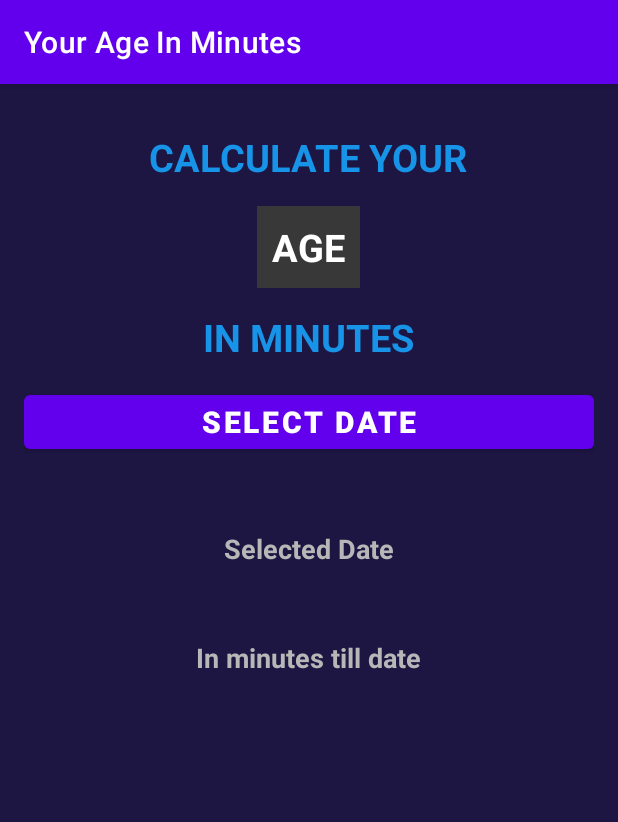
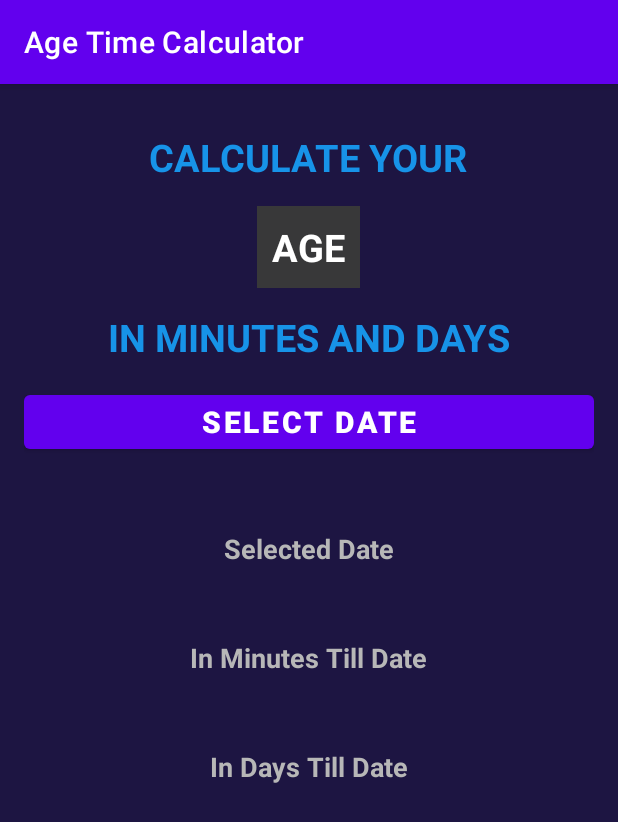
Before and after one commit to 196Sebastian/Age-in-Minutes, an Android app: the screen it shows after launch (MainActivity), on a phone screen of 412 x 824 dp. Shown: the top 822 px of the screen. Run offline under Robolectric (Android 15) with nearby library versions, the phone set to English and light mode, and no system bars.

Commit message:
Added a feature where you can also see days till date & updated styling

```diff
--- a/app/src/main/res/layout/activity_main.xml
+++ b/app/src/main/res/layout/activity_main.xml
@@ -35,7 +35,7 @@
         android:layout_width="wrap_content"
         android:layout_height="wrap_content"
         android:layout_marginTop="15dp"
-        android:text="IN MINUTES"
+        android:text="IN MINUTES AND DAYS"
         android:textColor="@color/textColor"
         android:textSize="25sp"
         android:textStyle="bold" />
@@ -79,8 +79,26 @@
         android:layout_width="wrap_content"
         android:layout_height="wrap_content"
         android:layout_marginTop="3dp"
-        android:text="In minutes till date"
+        android:text="In Minutes Till Date"
         android:textColor="@color/lightGrayTextColor"
         android:textSize="18sp"
         android:textStyle="bold" />
-</LinearLayout>
+
+    <TextView
+        android:id="@+id/tvSelectedDateInDays"
+        android:layout_width="wrap_content"
+        android:layout_height="wrap_content"
+        android:layout_marginTop="20dp"
+        android:textColor="#1793e8"
+        android:textSize="18sp" />
+
+    <TextView
+        android:layout_width="wrap_content"
+        android:layout_height="wrap_content"
+        android:layout_marginTop="3dp"
+        android:text="In Days Till Date"
+        android:textColor="@color/lightGrayTextColor"
+        android:textSize="18sp"
+        android:textStyle="bold" />
+
+    </LinearLayout>
--- a/app/src/main/res/values/strings.xml
+++ b/app/src/main/res/values/strings.xml
@@ -1,3 +1,3 @@
 <resources>
-    <string name="app_name">Your Age In Minutes</string>
+    <string name="app_name">Age Time Calculator</string>
 </resources>
```
Also changed, not shown: app/src/main/java/com/example/ageinmin/MainActivity.kt (+7 -4 lines).
